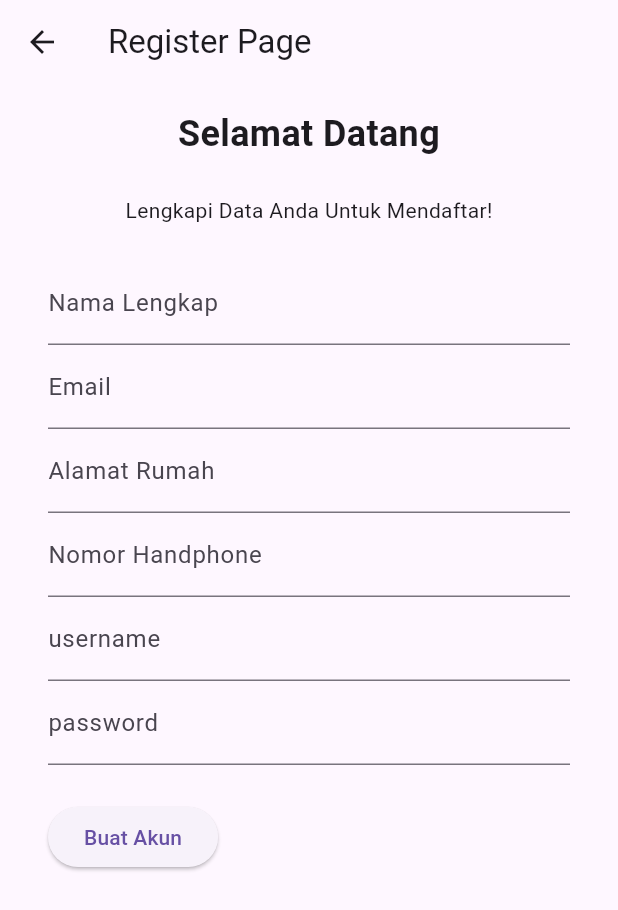
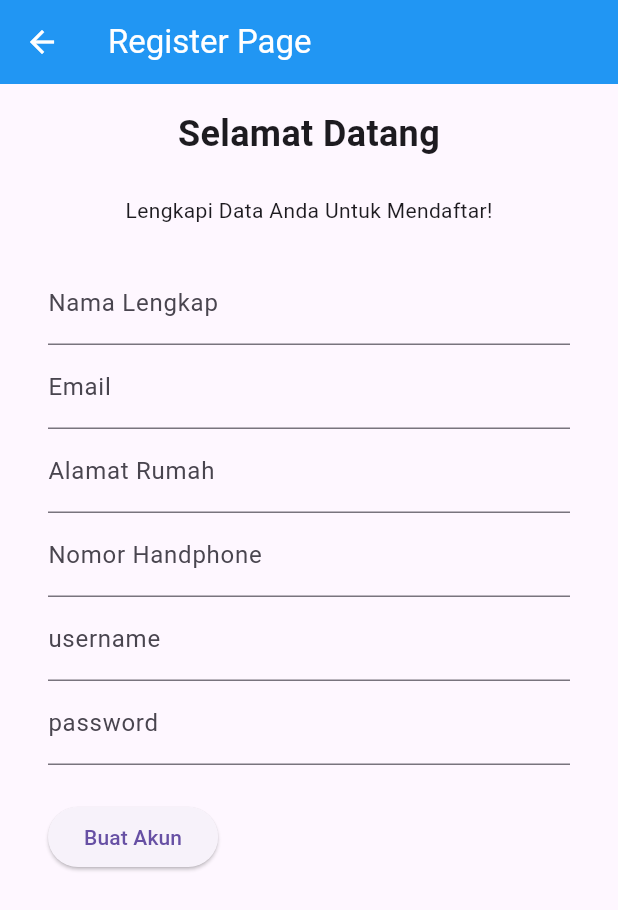
Before and after one commit to hzlnqodrey/ProjectAkhir_PrakTPM_IF-E_123190080, a Flutter app: the screen it shows after launch, after a tap on "Register", on a phone screen of 412 x 824 dp. Shown: the top 910 px of the screen. Run offline on Flutter 3.47's test engine with Material 3 defaults, Android fonts, the phone set to English and light mode, and no system bars; our stand-ins replace hive_flutter, shared_preferences; accounts and stored records are empty; statements that could not run were skipped.

Commit message:
change appbartheme color and text

```diff
--- a/lib/main.dart
+++ b/lib/main.dart
@@ -4,7 +4,7 @@ import 'package:hive_flutter/hive_flutter.dart';
 import 'models/boxes.dart';
 import 'models/pengguna.dart';
 
-void main() async{
+void main() async {
   Hive.initFlutter();
   Hive.registerAdapter(PenggunaAdapter());
   await Hive.openBox<Pengguna>(HiveBoxex.pengguna);
@@ -21,9 +21,12 @@ class MyApp extends StatelessWidget {
       title: 'Login',
       theme: ThemeData(
         primarySwatch: Colors.lightGreen,
+        appBarTheme: AppBarTheme(
+          backgroundColor: Colors.blue,
+          foregroundColor: Colors.white,
+        ),
       ),
       home: LoginPage(),
-
     );
   }
 }
```
Also changed, not shown: 1 other file.
